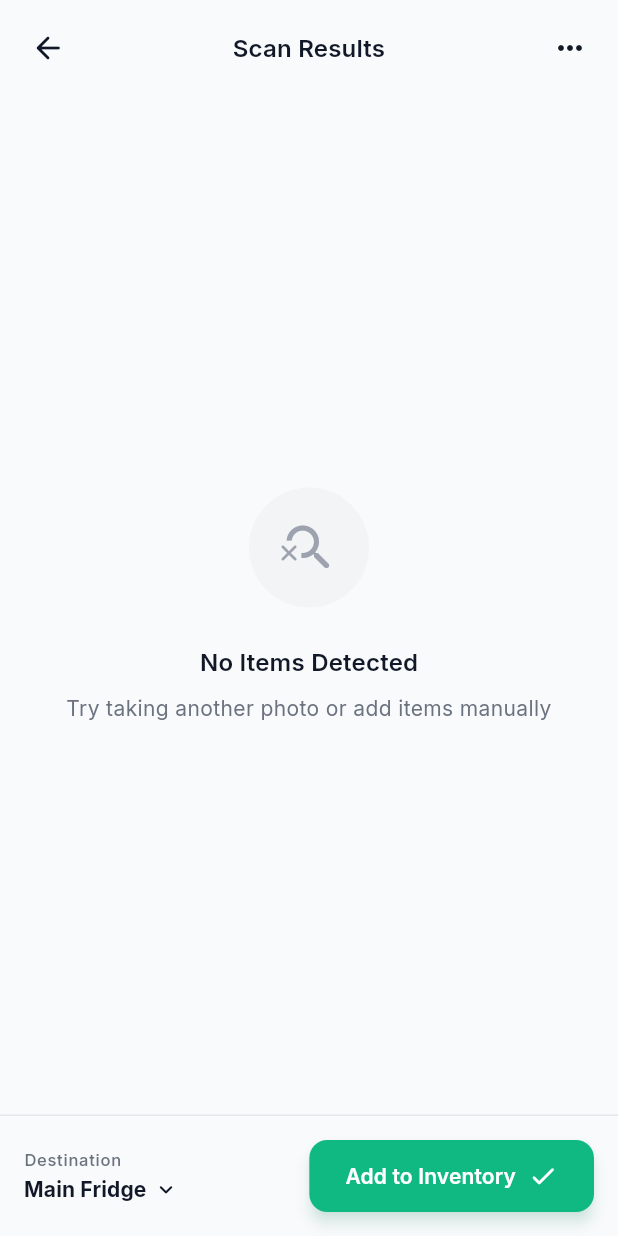
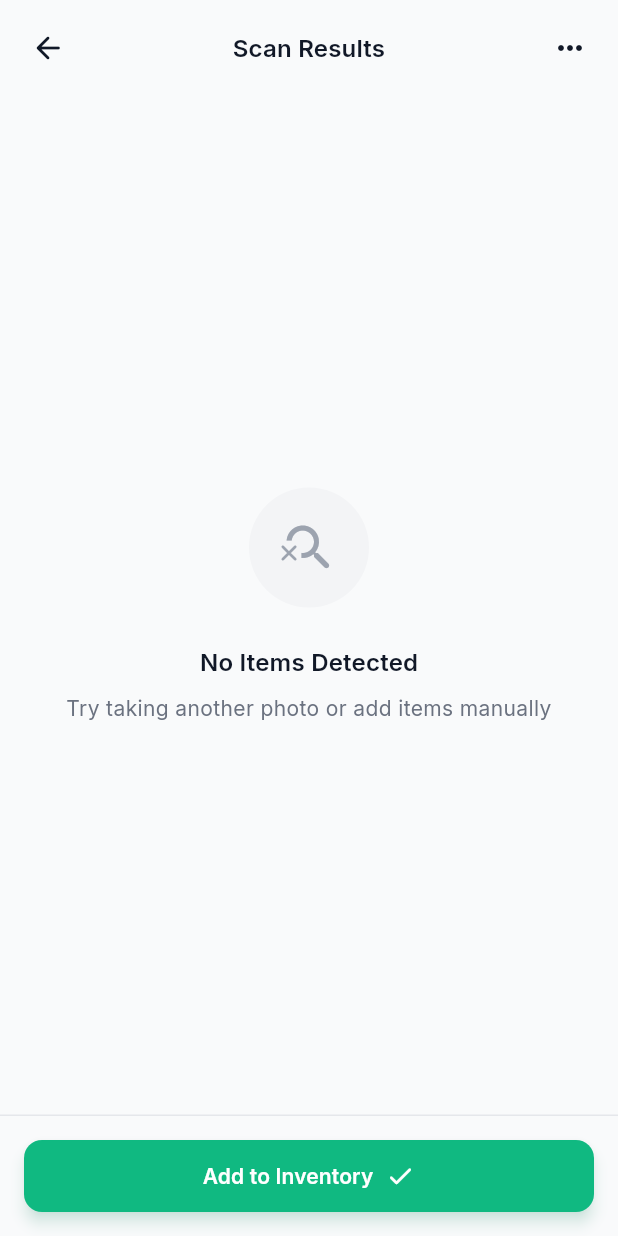
Before and after one commit to aDJi2003/the_anti_basi, a Flutter app: the ScanResultsScreen screen opened by its route, on a phone screen of 412 x 824 dp. Run offline on Flutter 3.47's test engine with Material 3 defaults, Android fonts, the phone set to English and light mode, and no system bars; our stand-ins replace camera, cloud_firestore, firebase_auth, firebase_core, firebase_messaging, firebase_storage and 9 more; accounts and stored records are empty.

Commit message:
feat: remove destination fridge ui and logic

```diff
--- a/lib/ui/screens/scan_results/scan_results_controller.dart
+++ b/lib/ui/screens/scan_results/scan_results_controller.dart
@@ -14,14 +14,12 @@ class ScanResultsState {
     this.isSaving = false,
     this.items = const [],
     this.sourceImages = const [],
-    this.destination = 'Main Fridge',
   });
 
   final bool isLoading;
   final bool isSaving;
   final List<ScannedItem> items;
   final List<String> sourceImages;
-  final String destination;
 
   /// Count of selected items
   int get selectedCount => items.where((i) => i.isSelected).length;
@@ -31,14 +29,12 @@ class ScanResultsState {
     bool? isSaving,
     List<ScannedItem>? items,
     List<String>? sourceImages,
-    String? destination,
   }) {
     return ScanResultsState(
       isLoading: isLoading ?? this.isLoading,
       isSaving: isSaving ?? this.isSaving,
       items: items ?? this.items,
       sourceImages: sourceImages ?? this.sourceImages,
-      destination: destination ?? this.destination,
     );
   }
 }
@@ -209,13 +205,6 @@ class ScanResultsController extends Notifier<ScanResultsState> {
     }
   }
 
-  /// Change destination
-  void changeDestination(BuildContext context) {
-    ScaffoldMessenger.of(context).showSnackBar(
-      const SnackBar(content: Text('Destination picker coming soon')),
-    );
-  }
-
   /// Add selected items to inventory
   Future<void> addToInventory(BuildContext context) async {
     final selectedItems = state.items.where((i) => i.isSelected).toList();
--- a/lib/ui/screens/scan_results/scan_results_screen.dart
+++ b/lib/ui/screens/scan_results/scan_results_screen.dart
@@ -85,8 +85,6 @@ class _ScanResultsScreenState extends ConsumerState<ScanResultsScreen> {
 
             // Bottom bar
             ResultsBottomBar(
-              destination: state.destination,
-              onDestinationTap: () => controller.changeDestination(context),
               onAddToInventory: () => controller.addToInventory(context),
               isLoading: state.isSaving,
             ),
--- a/lib/ui/screens/scan_results/widgets/results_bottom_bar.dart
+++ b/lib/ui/screens/scan_results/widgets/results_bottom_bar.dart
@@ -1,18 +1,14 @@
 import 'package:flutter/material.dart';
 import '../../../../config/app_colors.dart';
 
-/// Bottom bar for scan results with destination and add button
+/// Bottom bar for scan results with add button
 class ResultsBottomBar extends StatelessWidget {
   const ResultsBottomBar({
     super.key,
-    required this.destination,
-    required this.onDestinationTap,
     required this.onAddToInventory,
     this.isLoading = false,
   });
 
-  final String destination;
-  final VoidCallback onDestinationTap;
   final VoidCallback onAddToInventory;
   final bool isLoading;
 
@@ -31,48 +27,9 @@ class ResultsBottomBar extends StatelessWidget {
       ),
       child: SafeArea(
         top: false,
-        child: Row(
-          children: [
-            // Destination selector
-            Expanded(
-              child: GestureDetector(
-                onTap: onDestinationTap,
-                child: Column(
-                  crossAxisAlignment: CrossAxisAlignment.start,
-                  mainAxisSize: MainAxisSize.min,
-                  children: [
-                    Text(
-                      'Destination',
-                      style: theme.textTheme.labelSmall?.copyWith(
-                        color: isDark ? AppColors.darkTextSecondary : AppColors.textSecondary,
-                        fontWeight: FontWeight.w500,
-                      ),
-                    ),
-                    const SizedBox(height: 2),
-                    Row(
-                      children: [
-                        Text(
-                          destination,
-                          style: theme.textTheme.titleSmall?.copyWith(
-                            fontWeight: FontWeight.w700,
-                            color: isDark ? AppColors.darkTextPrimary : AppColors.textPrimary,
-                          ),
-                        ),
-                        const SizedBox(width: 4),
-                        Icon(
-                          Icons.expand_more_rounded,
-                          color: isDark ? AppColors.darkTextPrimary : AppColors.textPrimary,
-                          size: 18,
-                        ),
-                      ],
-                    ),
-                  ],
-                ),
-              ),
-            ),
-
-            // Add to inventory button
-            Material(
+        child: SizedBox(
+          width: double.infinity,
+          child: Material(
             color: AppColors.primary,
             borderRadius: BorderRadius.circular(12),
             elevation: 4,
@@ -86,6 +43,7 @@ class ResultsBottomBar extends StatelessWidget {
                   vertical: 14,
                 ),
                 child: Row(
+                  mainAxisAlignment: MainAxisAlignment.center,
                   mainAxisSize: MainAxisSize.min,
                   children: [
                     if (isLoading)
@@ -117,7 +75,6 @@ class ResultsBottomBar extends StatelessWidget {
               ),
             ),
           ),
-          ],
         ),
       ),
     );
```
Lines whose indentation alone changed are shown as unchanged.
